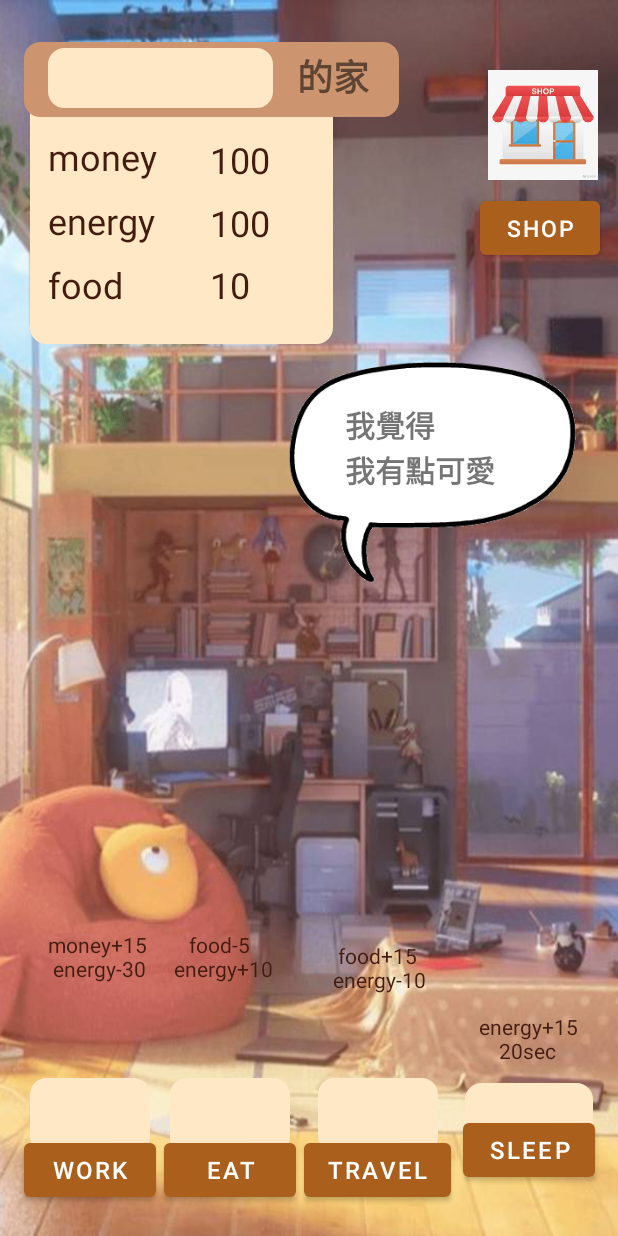
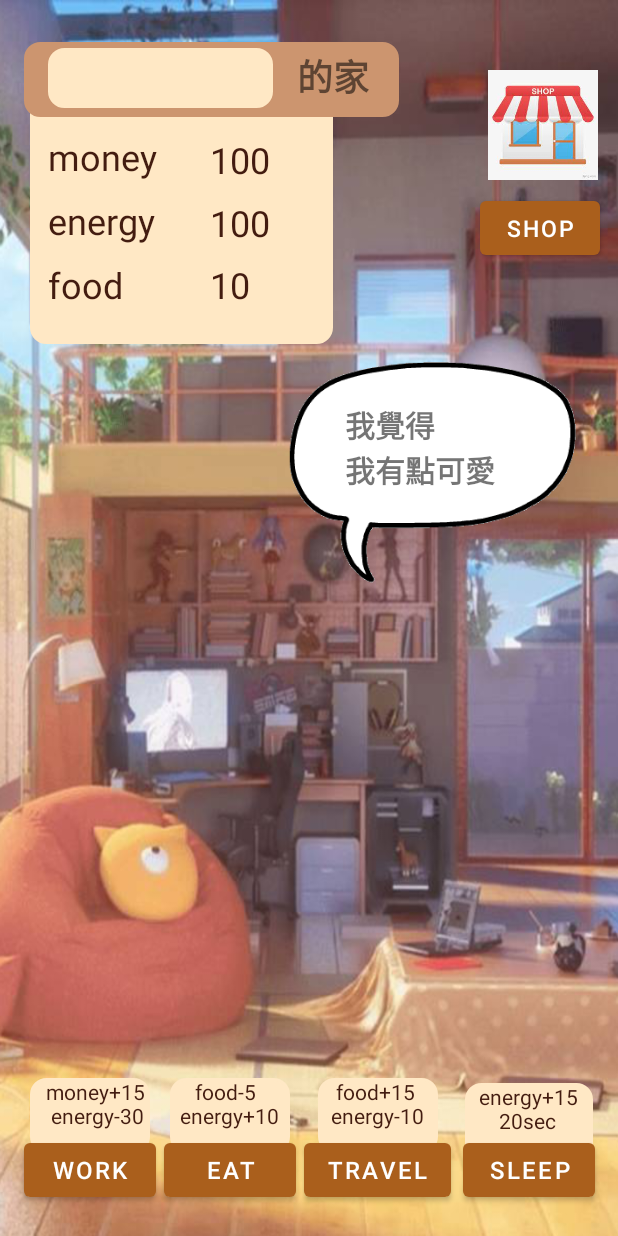
Before and after one commit to imbianyunren/Picasso, an Android app: the main_place screen opened directly, with no data from a screen before it, on a phone screen of 412 x 824 dp. Run offline under Robolectric (Android 15) with nearby library versions, the phone set to English and light mode, and no system bars; 1 statement that could not run was skipped.

Commit message:
ver final

```diff
--- a/app/src/main/res/layout-v21/activity_main_place.xml
+++ b/app/src/main/res/layout-v21/activity_main_place.xml
@@ -234,16 +234,14 @@
         android:id="@+id/left1"
         android:layout_width="wrap_content"
         android:layout_height="wrap_content"
-        android:layout_marginTop="620dp"
-        android:layout_marginEnd="15dp"
-        android:layout_marginRight="15dp"
+        android:layout_marginBottom="15dp"
         android:text="   food-5\nenergy+10"
         android:textColor="#431C10"
         android:textSize="14sp"
+        app:layout_constraintBottom_toBottomOf="@+id/view5"
         app:layout_constraintEnd_toEndOf="@+id/eat_button"
-        app:layout_constraintHorizontal_bias="1.0"
-        app:layout_constraintStart_toStartOf="@+id/eat_button"
-        app:layout_constraintTop_toTopOf="parent" />
+        app:layout_constraintHorizontal_bias="0.51"
+        app:layout_constraintStart_toStartOf="@+id/eat_button" />
 
     <Button
         android:id="@+id/eat_button"
@@ -304,19 +302,14 @@
         android:id="@+id/left2"
         android:layout_width="wrap_content"
         android:layout_height="wrap_content"
-        android:layout_marginStart="10dp"
-        android:layout_marginLeft="10dp"
-        android:layout_marginTop="620dp"
         android:layout_marginBottom="15dp"
         android:text="money+15\n energy-30"
         android:textColor="#431C10"
         android:textSize="14sp"
         app:layout_constraintBottom_toBottomOf="@+id/view4"
         app:layout_constraintEnd_toEndOf="@+id/work_button"
-        app:layout_constraintHorizontal_bias="0.55"
-        app:layout_constraintStart_toStartOf="@+id/work_button"
-        app:layout_constraintTop_toTopOf="parent"
-        app:layout_constraintVertical_bias="0.0" />
+        app:layout_constraintHorizontal_bias="0.67"
+        app:layout_constraintStart_toStartOf="@+id/work_button" />
 
     <Button
         android:id="@+id/travel_button"
@@ -335,23 +328,19 @@
         android:id="@+id/right2"
         android:layout_width="wrap_content"
         android:layout_height="wrap_content"
-        android:layout_marginTop="620dp"
         android:layout_marginBottom="15dp"
         android:text=" food+15\nenergy-10"
         android:textColor="#431C10"
         android:textSize="14sp"
         app:layout_constraintBottom_toBottomOf="@+id/view7"
         app:layout_constraintEnd_toEndOf="@+id/travel_button"
-        app:layout_constraintHorizontal_bias="0.54"
-        app:layout_constraintStart_toStartOf="@+id/travel_button"
-        app:layout_constraintTop_toTopOf="parent"
-        app:layout_constraintVertical_bias="0.076" />
+        app:layout_constraintHorizontal_bias="0.51"
+        app:layout_constraintStart_toStartOf="@+id/travel_button" />
 
     <TextView
         android:id="@+id/right3"
         android:layout_width="wrap_content"
         android:layout_height="wrap_content"
-        android:layout_marginTop="628dp"
         android:layout_marginBottom="15dp"
         android:text="energy+15\n    20sec"
         android:textAllCaps="false"
@@ -360,23 +349,20 @@
         android:textSize="14sp"
         app:layout_constraintBottom_toBottomOf="@+id/view6"
         app:layout_constraintEnd_toEndOf="@+id/sleep_button"
-        app:layout_constraintStart_toStartOf="@+id/sleep_button"
-        app:layout_constraintTop_toTopOf="parent" />
+        app:layout_constraintStart_toStartOf="@+id/sleep_button" />
 
     <Button
         android:id="@+id/sleep_button"
         android:layout_width="wrap_content"
         android:layout_height="wrap_content"
-        android:layout_marginTop="543dp"
         android:layout_marginEnd="16dp"
         android:layout_marginRight="16dp"
+        android:layout_marginBottom="20dp"
         android:text="sleep"
         android:textSize="16sp"
         app:layout_constraintBottom_toBottomOf="parent"
         app:layout_constraintEnd_toEndOf="parent"
-        app:layout_constraintStart_toEndOf="@+id/travel_button"
-        app:layout_constraintTop_toTopOf="parent"
-        app:layout_constraintVertical_bias="0.857" />
+        app:layout_constraintStart_toEndOf="@+id/travel_button" />
 
     <TextView
         android:id="@+id/energy_text"
```
